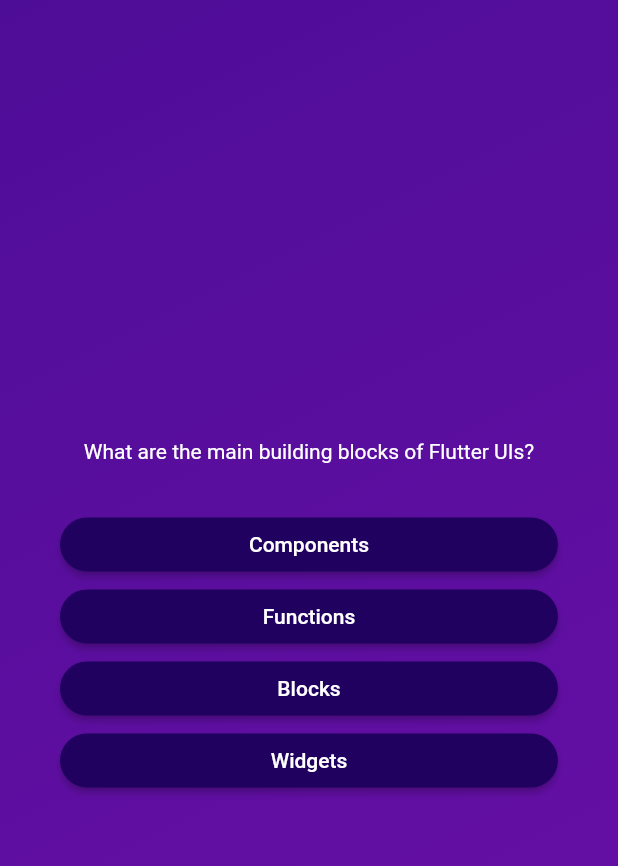
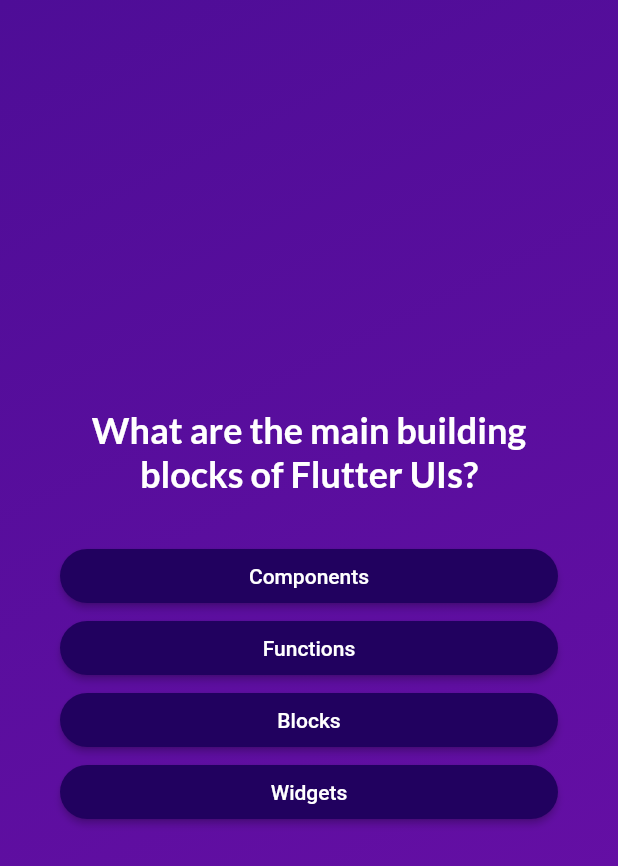
Before and after one commit to zawazawa84/question_flutter, a Flutter app: the screen it shows after launch, after a tap on "Start Quiz", on a phone screen of 412 x 824 dp. Shown: the top 866 px of the screen. Run offline on Flutter 3.47's test engine with Material 2 defaults, Android fonts, the phone set to English and light mode, and no system bars; our stand-ins replace google_fonts.

```diff
--- a/lib/questions_screen.dart
+++ b/lib/questions_screen.dart
@@ -1,6 +1,7 @@
 import 'package:flutter/material.dart';
 import 'package:question/answer_button.dart';
 import 'package:question/data/questions.dart';
+import 'package:google_fonts/google_fonts.dart';
 
 class QuestionsScreen extends StatefulWidget {
   const QuestionsScreen({super.key});
@@ -34,8 +35,10 @@ class _QuestionsScreenState extends State<QuestionsScreen> {
           children: [
             Text(
               currentQuestion.text,
-              style: const TextStyle(
+              style: GoogleFonts.lato(
                 color: Colors.white,
+                fontSize: 24,
+                fontWeight: FontWeight.bold
               ),
               textAlign: TextAlign.center,
             ),
--- a/lib/start_screen.dart
+++ b/lib/start_screen.dart
@@ -1,4 +1,5 @@
 import 'package:flutter/material.dart';
+import 'package:google_fonts/google_fonts.dart';
 
 class StartScreen extends StatelessWidget {
   const StartScreen(this.startQuiz, {super.key});
@@ -17,9 +18,9 @@ class StartScreen extends StatelessWidget {
             color: const Color.fromARGB(150, 255, 255, 255),
           ),
           const SizedBox(height: 80),
-          const Text(
+          Text(
             'Learn Flutter the fun way!',
-            style: TextStyle(
+            style: GoogleFonts.lato(
               color: Color.fromARGB(255, 237, 223, 252),
               fontSize: 24,
             ),
--- a/pubspec.yaml
+++ b/pubspec.yaml
@@ -35,6 +35,7 @@ dependencies:
   # The following adds the Cupertino Icons font to your application.
   # Use with the CupertinoIcons class for iOS style icons.
   cupertino_icons: ^1.0.2
+  google_fonts: ^4.0.4
 
 dev_dependencies:
   flutter_test:
```
Also changed, not shown: pubspec.lock, 7 other files.
